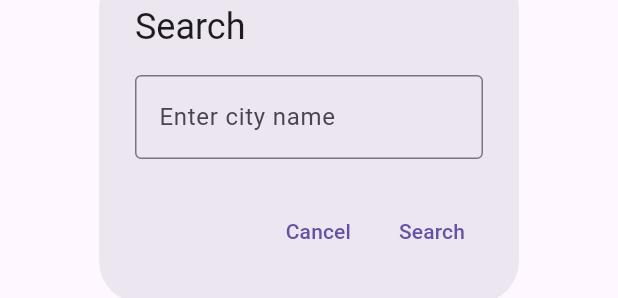
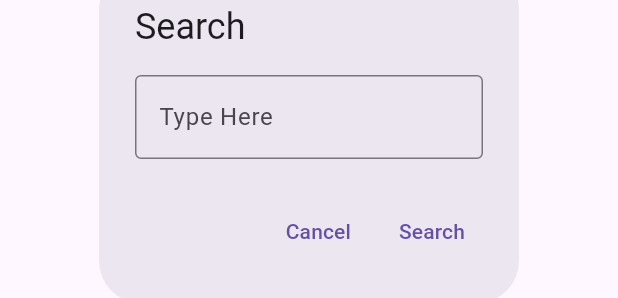
Before and after one commit to hamza-flutterdev/EZ-Horizon, a Flutter app: the CitySearchDialog widget shown alone on an empty page, opened directly with empty values, on a phone screen of 412 x 824 dp. Shown: the part 483-781 px from the top of the screen. Run offline on Flutter 3.47's test engine with Material 3 defaults, Android fonts, the light colour scheme and no system bars; drawn by our look-alikes of flutter_typeahead; our stand-ins replace geocoding, geolocator, lottie; missing offline and left inert: country_state_city_picker; project files that could hold a hidden picture were left out.

Commit message:
Update README.md

```diff
--- a/lib/widgets/city_search_dialog.dart
+++ b/lib/widgets/city_search_dialog.dart
@@ -75,7 +75,7 @@ class _CitySearchDialogState extends State<CitySearchDialog> {
             controller: controller,
             focusNode: focusNode,
             decoration: const InputDecoration(
-              hintText: 'Enter city name',
+              hintText: 'Type Here',
               border: OutlineInputBorder(),
             ),
           );
```
Also changed, not shown: 1 other file.
